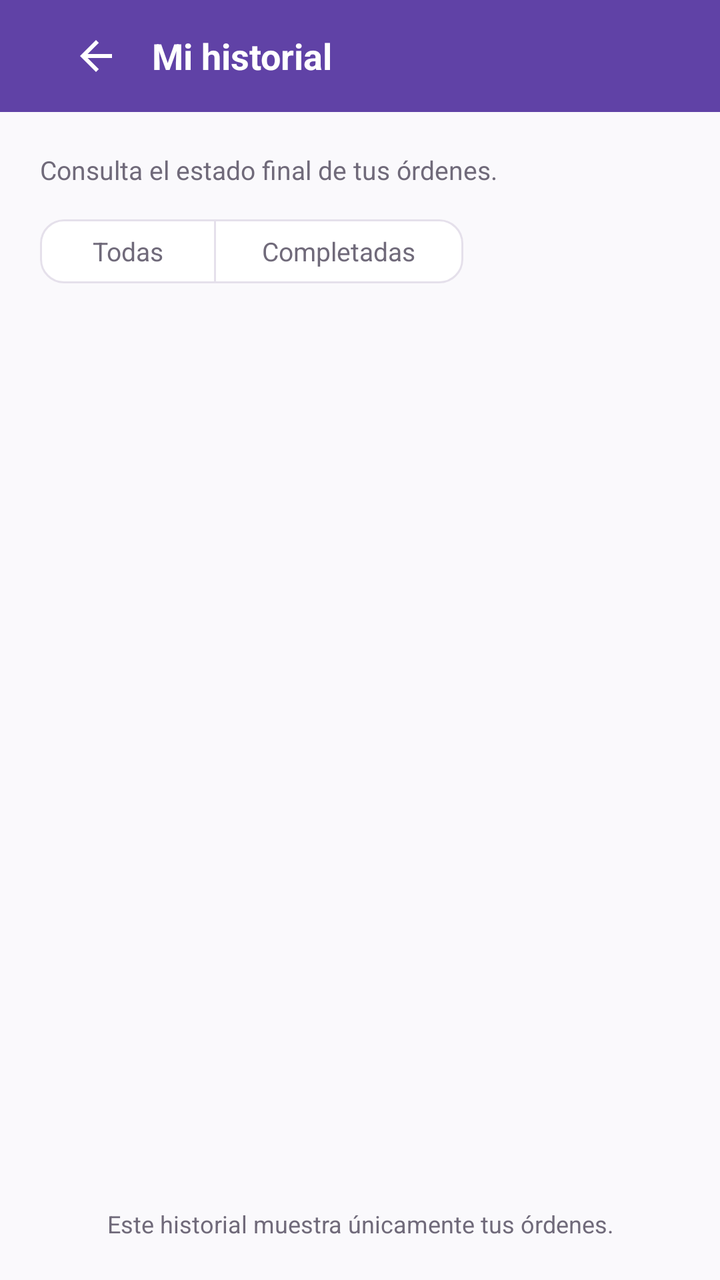
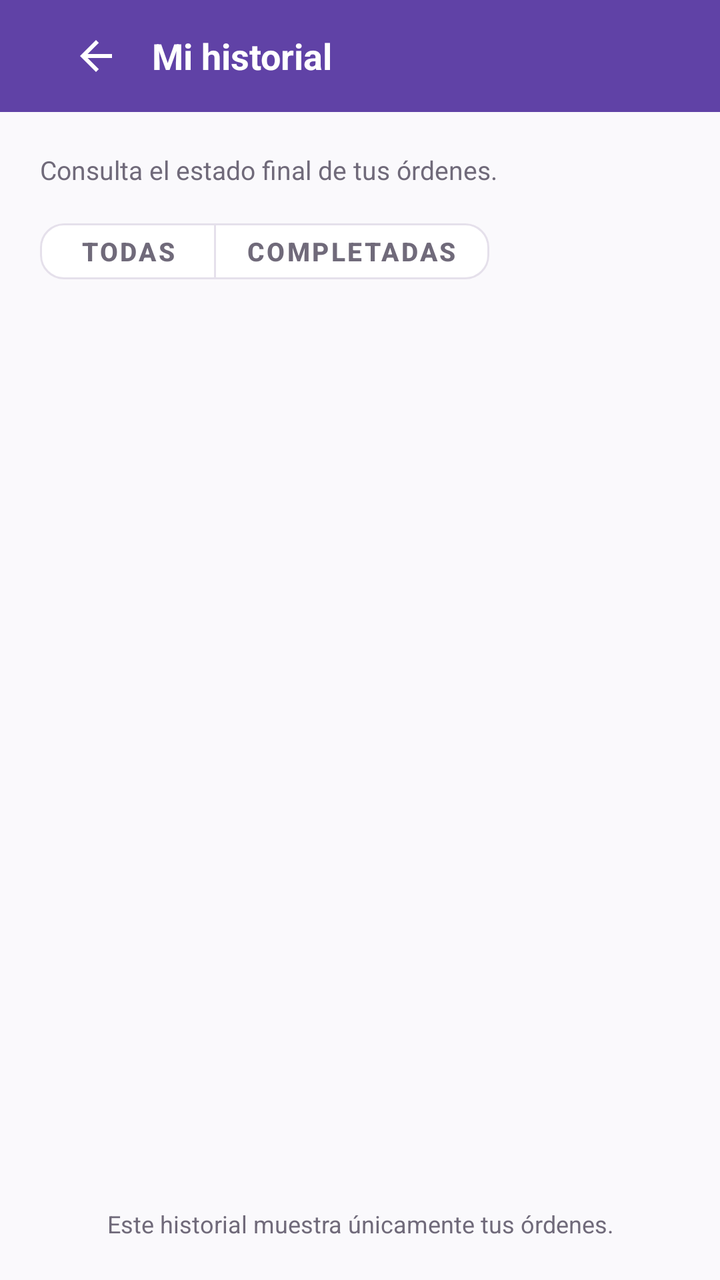

The first picture is an Android layout as it rendered before a commit; the second is the same layout after the commit. The layout source and the unified diff follow.
<!-- AndroidManifest.xml: application theme Theme.ApiMovil -->
<!-- res/layout/fragment_historial.xml -->
<?xml version="1.0" encoding="utf-8"?>
<LinearLayout xmlns:android="http://schemas.android.com/apk/res/android"
    xmlns:app="http://schemas.android.com/apk/res-auto"
    android:layout_width="match_parent"
    android:layout_height="match_parent"
    android:background="@color/fondo"
    android:orientation="vertical">

    <com.google.android.material.appbar.AppBarLayout
        android:layout_width="match_parent"
        android:layout_height="wrap_content"
        app:elevation="0dp">

        <com.google.android.material.appbar.MaterialToolbar
            android:layout_width="match_parent"
            android:layout_height="?attr/actionBarSize"
            android:background="?attr/colorPrimary">

            <LinearLayout
                android:layout_width="match_parent"
                android:layout_height="wrap_content"
                android:gravity="center_vertical"
                android:orientation="horizontal"
                android:paddingHorizontal="12dp">

                <ImageButton
                    android:id="@+id/btnVolver"
                    android:layout_width="40dp"
                    android:layout_height="40dp"
                    android:background="?attr/selectableItemBackgroundBorderless"
                    android:contentDescription="@string/volver"
                    android:src="@drawable/ic_back"
                    app:tint="@color/blanco" />

                <TextView
                    android:layout_width="wrap_content"
                    android:layout_height="wrap_content"
                    android:layout_marginStart="8dp"
                    android:text="@string/historial_titulo"
                    android:textColor="@color/blanco"
                    android:textSize="18sp"
                    android:textStyle="bold" />
            </LinearLayout>

        </com.google.android.material.appbar.MaterialToolbar>
    </com.google.android.material.appbar.AppBarLayout>

    <LinearLayout
        android:layout_width="match_parent"
        android:layout_height="match_parent"
        android:orientation="vertical"
        android:padding="20dp">

        <TextView
            android:layout_width="match_parent"
            android:layout_height="wrap_content"
            android:layout_marginBottom="12dp"
            android:text="@string/historial_subtitulo"
            android:textColor="@color/texto_secundario"
            android:textSize="13sp" />

        <com.google.android.material.button.MaterialButtonToggleGroup
            android:id="@+id/toggleFiltro"
            android:layout_width="wrap_content"
            android:layout_height="wrap_content"
            app:singleSelection="true">

            <com.google.android.material.button.MaterialButton
                android:id="@+id/btnTodas"
                style="@style/Widget.Material3.Button.OutlinedButton"
                android:layout_width="wrap_content"
                android:layout_height="40dp"
                android:text="@string/filtro_todas"
                android:textColor="@color/selector_toggle_button_text"
                android:textSize="13sp"
                app:backgroundTint="@color/selector_toggle_button_bg"
                app:cornerRadius="12dp"
                app:strokeColor="@color/borde" />

            <com.google.android.material.button.MaterialButton
                android:id="@+id/btnCompletadas"
                style="@style/Widget.Material3.Button.OutlinedButton"
                android:layout_width="wrap_content"
                android:layout_height="40dp"
                android:text="@string/filtro_completadas"
                android:textColor="@color/selector_toggle_button_text"
                android:textSize="13sp"
                app:backgroundTint="@color/selector_toggle_button_bg"
                app:cornerRadius="12dp"
                app:strokeColor="@color/borde" />

        </com.google.android.material.button.MaterialButtonToggleGroup>

        <FrameLayout
            android:layout_width="match_parent"
            android:layout_height="0dp"
            android:layout_weight="1">

            <androidx.recyclerview.widget.RecyclerView
                android:id="@+id/recyclerHistorial"
                android:layout_width="match_parent"
                android:layout_height="match_parent"
                android:clipToPadding="false"
                android:paddingTop="12dp"
                android:paddingBottom="88dp" />

            <ProgressBar
                android:id="@+id/progress"
                android:layout_width="40dp"
                android:layout_height="40dp"
                android:layout_gravity="center"
                android:visibility="gone" />

            <TextView
                android:id="@+id/textError"
                android:layout_width="wrap_content"
                android:layout_height="wrap_content"
                android:layout_gravity="center"
                android:accessibilityLiveRegion="polite"
                android:textColor="@color/estado_vencida"
                android:textSize="14sp"
                android:visibility="gone" />
        </FrameLayout>

        <TextView
            android:layout_width="match_parent"
            android:layout_height="wrap_content"
            android:gravity="center"
            android:text="@string/privacidad_historial"
            android:textColor="@color/texto_secundario"
            android:textSize="12sp" />

    </LinearLayout>
</LinearLayout>
<!-- resources referenced by this layout -->
<resources>
  <color name="blanco">#FFFFFF</color>
  <color name="borde">#E5E0EB</color>
  <color name="estado_vencida">#C62828</color>
  <color name="fondo">#FAF9FC</color>
  <color name="texto_secundario">#706A7A</color>
  <!-- drawable ic_back (drawable) -->
  <?xml version="1.0" encoding="utf-8"?>
  <vector xmlns:android="http://schemas.android.com/apk/res/android"
      android:width="24dp" android:height="24dp"
      android:viewportWidth="24" android:viewportHeight="24">
      <path android:fillColor="#24212D"
          android:pathData="M20,11H7.83l5.59,-5.59L12,4l-8,8 8,8 1.41,-1.41L7.83,13H20v-2z" />
  </vector>
  <string name="filtro_completadas">Completadas</string>
  <string name="filtro_todas">Todas</string>
  <string name="historial_subtitulo">Consulta el estado final de tus órdenes.</string>
  <string name="historial_titulo">Mi historial</string>
  <string name="privacidad_historial">Este historial muestra únicamente tus órdenes.</string>
  <string name="volver">Volver</string>
  <style name="Theme.ApiMovil" parent="Theme.MaterialComponents.Light.NoActionBar">
          <item name="colorPrimary">@color/marca</item>
          <item name="colorPrimaryVariant">@color/marca_oscuro</item>
          <item name="colorOnPrimary">@color/blanco</item>
          <item name="colorSecondary">@color/marca_claro</item>
          <item name="colorOnSecondary">@color/texto_principal</item>
          <item name="android:windowBackground">@color/fondo</item>
          <item name="android:statusBarColor">@color/marca_oscuro</item>
          <item name="android:forceDarkAllowed" tools:targetApi="q">false</item>
      </style>
  <color name="marca">#6042A6</color>
  <color name="marca_oscuro">#342052</color>
  <color name="marca_claro">#EEE7FA</color>
  <color name="texto_principal">#24212D</color>
</resources>

<!-- the commit's change to res/layout/fragment_historial.xml (unified diff, before → after) -->
@@ -67,7 +67,7 @@
 
             <com.google.android.material.button.MaterialButton
                 android:id="@+id/btnTodas"
-                style="@style/Widget.Material3.Button.OutlinedButton"
+                style="@style/Widget.App.Button.Outlined"
                 android:layout_width="wrap_content"
                 android:layout_height="40dp"
                 android:text="@string/filtro_todas"
@@ -79,7 +79,7 @@
 
             <com.google.android.material.button.MaterialButton
                 android:id="@+id/btnCompletadas"
-                style="@style/Widget.Material3.Button.OutlinedButton"
+                style="@style/Widget.App.Button.Outlined"
                 android:layout_width="wrap_content"
                 android:layout_height="40dp"
                 android:text="@string/filtro_completadas"
<!-- resource entries referenced after the edit -->
@@ -19,6 +19,15 @@
   <string name="historial_titulo">Mi historial</string>
   <string name="privacidad_historial">Este historial muestra únicamente tus órdenes.</string>
   <string name="volver">Volver</string>
+  <style name="Widget.App.Button.Outlined" parent="Widget.MaterialComponents.Button.OutlinedButton">
+          <item name="strokeColor">@color/marca</item>
+          <item name="strokeWidth">1dp</item>
+          <item name="android:textColor">@color/marca</item>
+          <item name="android:textSize">14sp</item>
+          <item name="android:textStyle">bold</item>
+          <item name="cornerRadius">12dp</item>
+          <item name="rippleColor">@color/marca_claro</item>
+      </style>
   <style name="Theme.ApiMovil" parent="Theme.MaterialComponents.Light.NoActionBar">
           <item name="colorPrimary">@color/marca</item>
           <item name="colorPrimaryVariant">@color/marca_oscuro</item>
